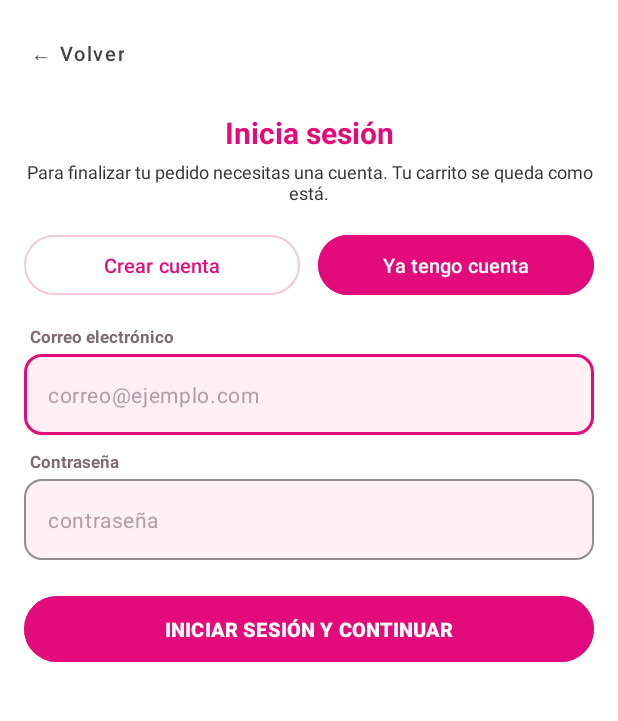
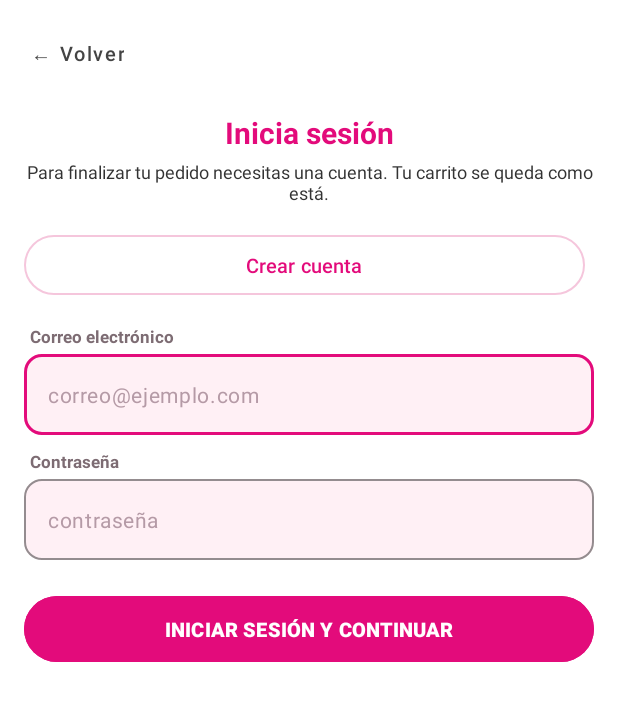
Before and after one commit to Jaime-PR/flower__shop, an Android app: the iniciar_sesion_cliente screen opened directly, with no data from a screen before it, on a phone screen of 412 x 824 dp, the part 73-794 px from its top. Run offline under Robolectric (Android 15) with nearby library versions, the phone set to English and light mode, and no system bars; 1 statement that could not run was skipped.

Commit message:
Crear cuenta

```diff
--- a/app/src/main/res/layout/activity_iniciar_sesion_cliente.xml
+++ b/app/src/main/res/layout/activity_iniciar_sesion_cliente.xml
@@ -93,18 +93,6 @@
                     app:strokeColor="#F5C6DC"
                     app:strokeWidth="1dp" />
 
-                <com.google.android.material.button.MaterialButton
-                    android:id="@+id/btnTabLogin"
-                    android:layout_width="0dp"
-                    android:layout_height="48dp"
-                    android:layout_marginStart="6dp"
-                    android:layout_weight="1"
-                    android:backgroundTint="#E30B7B"
-                    android:text="Ya tengo cuenta"
-                    android:textAllCaps="false"
-                    android:textColor="#FFFFFF"
-                    android:textSize="13sp"
-                    app:cornerRadius="24dp" />
             </LinearLayout>
 
             <!-- Correo -->
```
